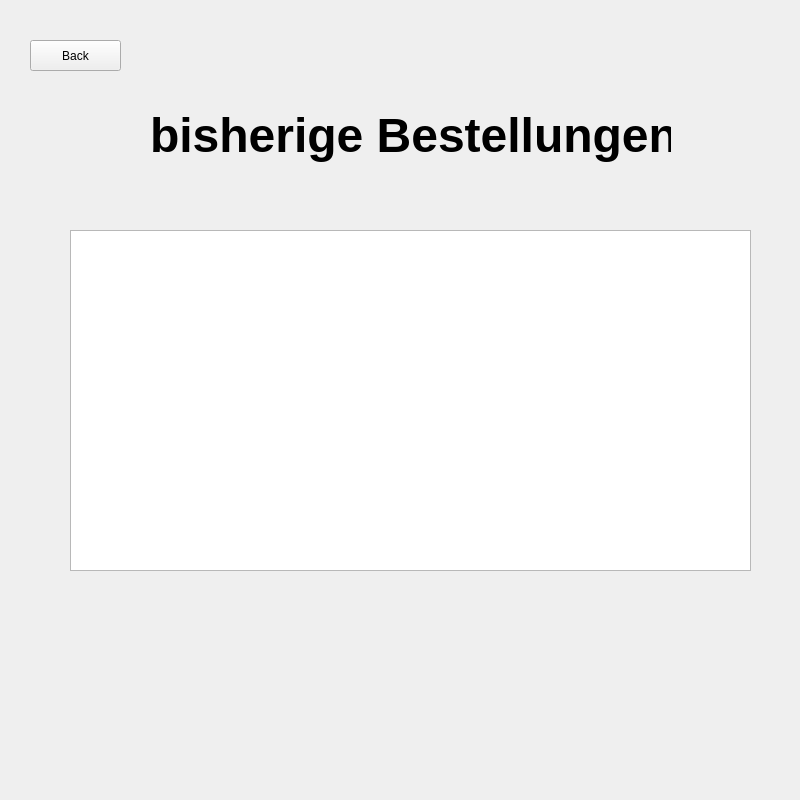
First picture: the form in overviewbestellungen_liste.ui, repository luis-we/SchulaufgabePRO, before the edit.
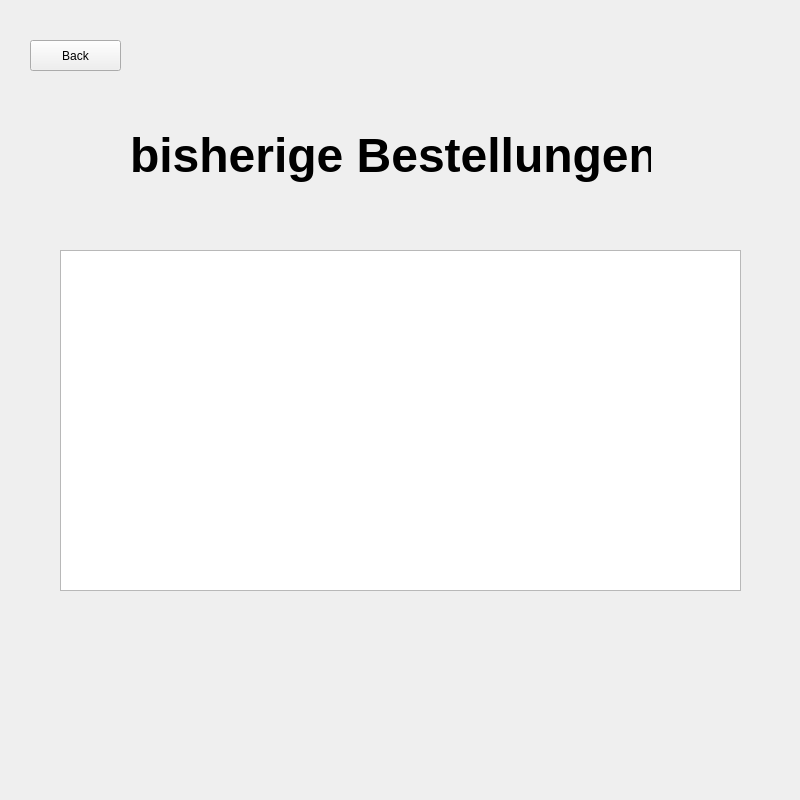
Second picture: the form after the edit.

Commit message: ui anpassung/ausrichtung

What changed in the file:
```diff
--- a/overviewbestellungen_liste.ui
+++ b/overviewbestellungen_liste.ui
@@ -16,8 +16,8 @@
   <widget class="QLabel" name="label">
    <property name="geometry">
     <rect>
-     <x>150</x>
-     <y>90</y>
+     <x>130</x>
+     <y>110</y>
      <width>521</width>
      <height>91</height>
     </rect>
@@ -47,8 +47,8 @@
   <widget class="QTableView" name="order_tableView">
    <property name="geometry">
     <rect>
-     <x>70</x>
-     <y>230</y>
+     <x>60</x>
+     <y>250</y>
      <width>681</width>
      <height>341</height>
     </rect>
```
The commit also changes 1 other file.
